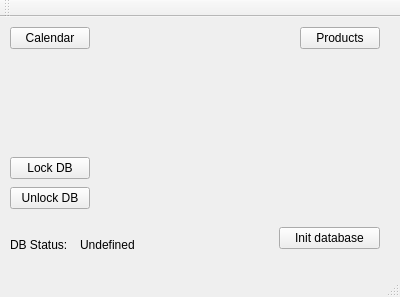
The window that mainwindow.ui (Gance54/test_qt) describes before a commit, drawn with Qt 5.
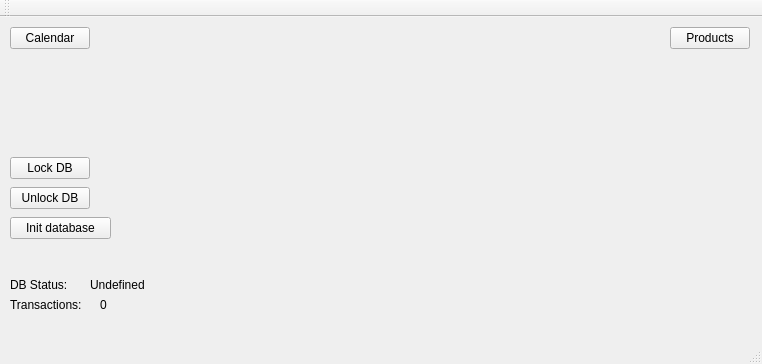
The same window after the commit.

Commit message: Added labels for database processing

What changed in the file:
```diff
--- a/mainwindow.ui
+++ b/mainwindow.ui
@@ -6,8 +6,8 @@
    <rect>
     <x>0</x>
     <y>0</y>
-    <width>400</width>
-    <height>297</height>
+    <width>762</width>
+    <height>364</height>
    </rect>
   </property>
   <property name="windowTitle">
@@ -30,7 +30,7 @@
    <widget class="QPushButton" name="ProductsButton">
     <property name="geometry">
      <rect>
-      <x>300</x>
+      <x>670</x>
       <y>10</y>
       <width>80</width>
       <height>22</height>
@@ -43,8 +43,8 @@
    <widget class="QPushButton" name="InitDatabase">
     <property name="geometry">
      <rect>
-      <x>279</x>
-      <y>210</y>
+      <x>10</x>
+      <y>200</y>
       <width>101</width>
       <height>22</height>
      </rect>
@@ -83,7 +83,7 @@
     <property name="geometry">
      <rect>
       <x>10</x>
-      <y>220</y>
+      <y>260</y>
       <width>71</width>
       <height>16</height>
      </rect>
@@ -95,15 +95,59 @@
    <widget class="QLabel" name="DbStatusLabel">
     <property name="geometry">
      <rect>
-      <x>80</x>
-      <y>220</y>
+      <x>90</x>
+      <y>260</y>
       <width>71</width>
       <height>16</height>
      </rect>
     </property>
+    <property name="sizePolicy">
+     <sizepolicy hsizetype="Expanding" vsizetype="Expanding">
+      <horstretch>0</horstretch>
+      <verstretch>0</verstretch>
+     </sizepolicy>
+    </property>
     <property name="text">
      <string>Undefined</string>
     </property>
+    <property name="scaledContents">
+     <bool>true</bool>
+    </property>
+   </widget>
+   <widget class="QLabel" name="DbTransactionsText">
+    <property name="geometry">
+     <rect>
+      <x>10</x>
+      <y>280</y>
+      <width>91</width>
+      <height>16</height>
+     </rect>
+    </property>
+    <property name="text">
+     <string>Transactions:</string>
+    </property>
+   </widget>
+   <widget class="QLabel" name="DbTransactionsCountLabel">
+    <property name="geometry">
+     <rect>
+      <x>100</x>
+      <y>280</y>
+      <width>71</width>
+      <height>16</height>
+     </rect>
+    </property>
+    <property name="sizePolicy">
+     <sizepolicy hsizetype="Expanding" vsizetype="Expanding">
+      <horstretch>0</horstretch>
+      <verstretch>0</verstretch>
+     </sizepolicy>
+    </property>
+    <property name="text">
+     <string>0</string>
+    </property>
+    <property name="scaledContents">
+     <bool>true</bool>
+    </property>
    </widget>
   </widget>
   <widget class="QMenuBar" name="menuBar">
```
Left out of the diff: 2 changed lines with no effect on the pictures. The commit also changes 8 other files.
